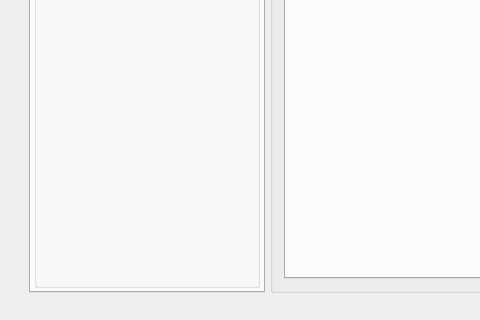
First picture: the form in ecganalyzer.ui, repository mateuszbaran/ECG-analyzer, before the edit; both pictures show x 0 to 480 and y 236 to 556 of the 862 by 556 pixel window.
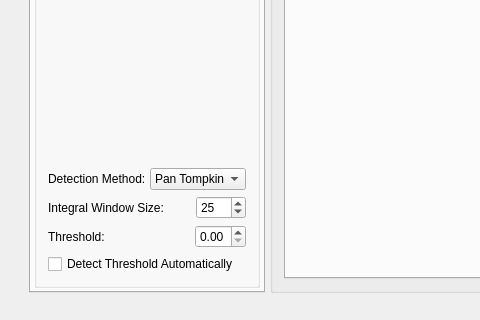
Second picture: the form after the edit. The open tabs and pages were chosen to show the change. Icons and pictures are not drawn. Custom widgets are drawn as their Qt base class.

```diff
--- a/ecganalyzer.ui
+++ b/ecganalyzer.ui
@@ -341,6 +341,150 @@
                </property>
               </spacer>
              </item>
+             <item>
+              <layout class="QVBoxLayout" name="verticalLayout_7">
+               <property name="topMargin">
+                <number>14</number>
+               </property>
+               <item>
+                <layout class="QHBoxLayout" name="horizontalLayout_4">
+                 <property name="bottomMargin">
+                  <number>0</number>
+                 </property>
+                 <item>
+                  <widget class="QLabel" name="label">
+                   <property name="text">
+                    <string>Detection Method:</string>
+                   </property>
+                  </widget>
+                 </item>
+                 <item>
+                  <widget class="QComboBox" name="comboBoxRPeaksDetectionMethod">
+                   <property name="sizePolicy">
+                    <sizepolicy hsizetype="Preferred" vsizetype="Fixed">
+                     <horstretch>2</horstretch>
+                     <verstretch>0</verstretch>
+                    </sizepolicy>
+                   </property>
+                   <item>
+                    <property name="text">
+                     <string>Pan Tompkins</string>
+                    </property>
+                   </item>
+                   <item>
+                    <property name="text">
+                     <string>Hilbert</string>
+                    </property>
+                   </item>
+                  </widget>
+                 </item>
+                </layout>
+               </item>
+               <item>
+                <layout class="QHBoxLayout" name="horizontalLayout_6">
+                 <property name="bottomMargin">
+                  <number>0</number>
+                 </property>
+                 <item>
+                  <widget class="QLabel" name="label_2">
+                   <property name="text">
+                    <string>Integral Window Size:</string>
+                   </property>
+                  </widget>
+                 </item>
+                 <item>
+                  <spacer name="horizontalSpacer_2">
+                   <property name="orientation">
+                    <enum>Qt::Horizontal</enum>
+                   </property>
+                   <property name="sizeHint" stdset="0">
+                    <size>
+                     <width>40</width>
+                     <height>20</height>
+                    </size>
+                   </property>
+                  </spacer>
+                 </item>
+                 <item>
+                  <widget class="QSpinBox" name="spinBoxRPeaksIntegralWindowSize">
+                   <property name="minimumSize">
+                    <size>
+                     <width>50</width>
+                     <height>0</height>
+                    </size>
+                   </property>
+                   <property name="minimum">
+                    <number>5</number>
+                   </property>
+                   <property name="maximum">
+                    <number>50</number>
+                   </property>
+                   <property name="value">
+                    <number>25</number>
+                   </property>
+                  </widget>
+                 </item>
+                </layout>
+               </item>
+               <item>
+                <layout class="QHBoxLayout" name="horizontalLayout_7">
+                 <property name="bottomMargin">
+                  <number>0</number>
+                 </property>
+                 <item>
+                  <widget class="QLabel" name="label_3">
+                   <property name="text">
+                    <string>Threshold:</string>
+                   </property>
+                  </widget>
+                 </item>
+                 <item>
+                  <spacer name="horizontalSpacer">
+                   <property name="orientation">
+                    <enum>Qt::Horizontal</enum>
+                   </property>
+                   <property name="sizeHint" stdset="0">
+                    <size>
+                     <width>40</width>
+                     <height>20</height>
+                    </size>
+                   </property>
+                  </spacer>
+                 </item>
+                 <item>
+                  <widget class="QDoubleSpinBox" name="doubleSpinBoxRPeaksThreshold">
+                   <property name="minimumSize">
+                    <size>
+                     <width>50</width>
+                     <height>0</height>
+                    </size>
+                   </property>
+                   <property name="maximum">
+                    <double>0.900000000000000</double>
+                   </property>
+                   <property name="singleStep">
+                    <double>0.100000000000000</double>
+                   </property>
+                  </widget>
+                 </item>
+                </layout>
+               </item>
+               <item>
+                <layout class="QHBoxLayout" name="horizontalLayout_8">
+                 <property name="bottomMargin">
+                  <number>0</number>
+                 </property>
+                 <item>
+                  <widget class="QCheckBox" name="checkBoxRPeaksDetectThresholdAutomatically">
+                   <property name="text">
+                    <string>Detect Threshold Automatically</string>
+                   </property>
+                  </widget>
+                 </item>
+                </layout>
+               </item>
+              </layout>
+             </item>
             </layout>
            </widget>
           </item>
```
Left out of the diff: 3 changed lines with no effect on the pictures.
